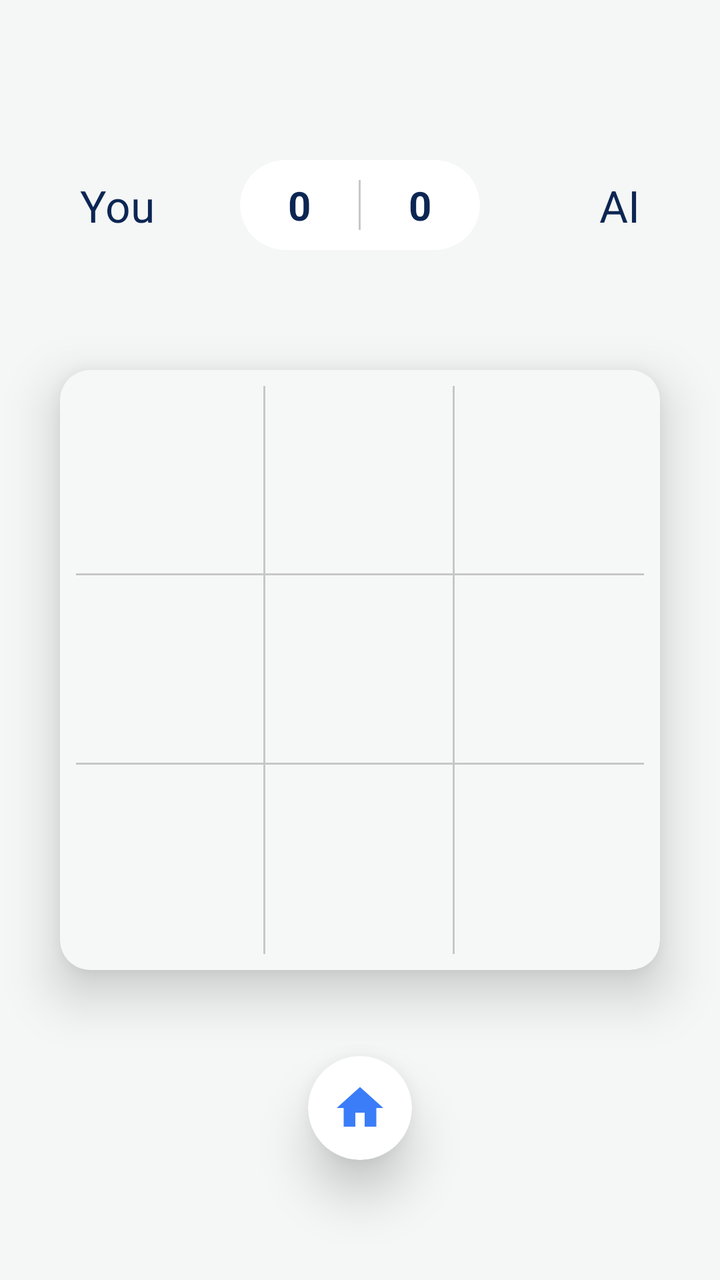
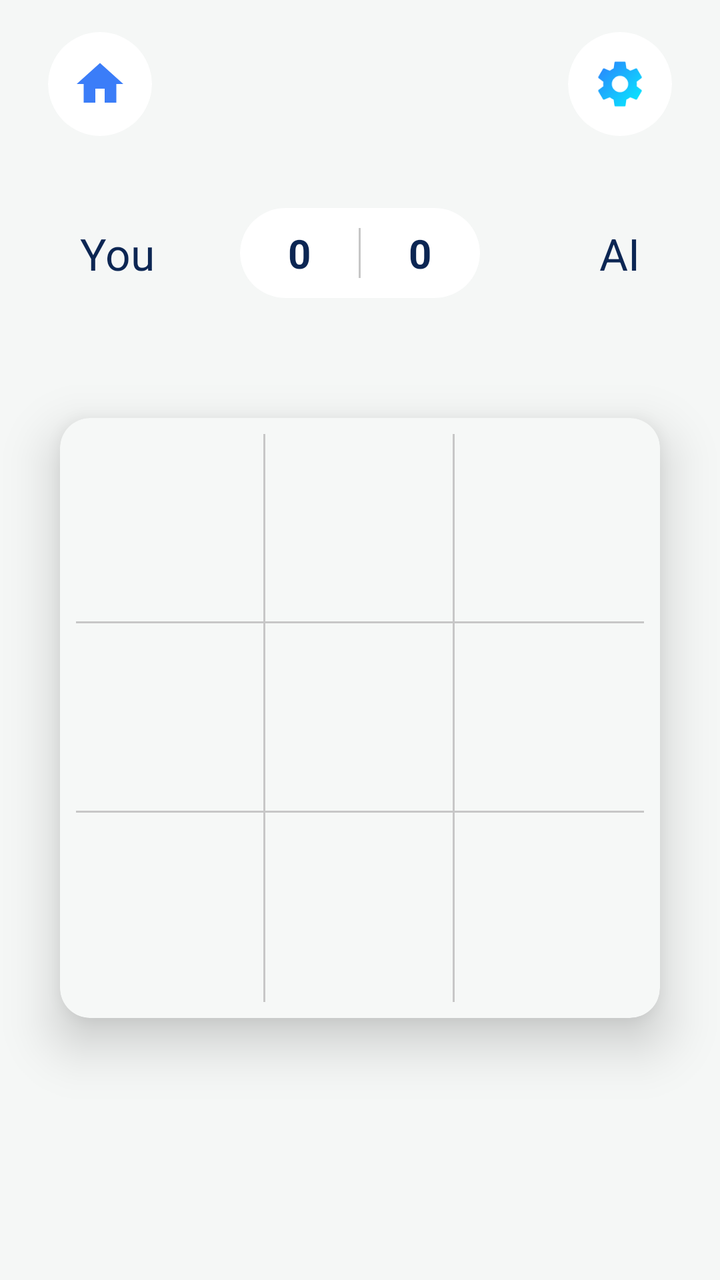

Two renders of the same Android screen: before a commit and after it. Below are the layout's source before the change and the commit's diff.
<!-- AndroidManifest.xml: application theme Theme.TicTacToe -->
<!-- res/layout/activity_game_ai.xml -->
<?xml version="1.0" encoding="utf-8"?>
<androidx.constraintlayout.widget.ConstraintLayout xmlns:android="http://schemas.android.com/apk/res/android"
    xmlns:app="http://schemas.android.com/apk/res-auto"
    xmlns:tools="http://schemas.android.com/tools"
    android:layout_width="match_parent"
    android:layout_height="match_parent"
    android:background="@color/app_background"
    tools:context=".GameAiActivity">

    
    <View
        android:id="@+id/topSpacer"
        android:layout_width="match_parent"
        android:layout_height="80dp"
        app:layout_constraintTop_toTopOf="parent" />

    
    <androidx.constraintlayout.widget.ConstraintLayout
        android:id="@+id/playerHeader"
        android:layout_width="match_parent"
        android:layout_height="wrap_content"
        android:paddingHorizontal="40dp"
        app:layout_constraintTop_toBottomOf="@id/topSpacer">

        <TextView
            android:id="@+id/tvPlayerName"
            android:layout_width="wrap_content"
            android:layout_height="wrap_content"
            android:fontFamily="sans-serif"
            android:text="You"
            android:textColor="@color/dark_navy"
            android:textSize="22sp"
            app:layout_constraintBottom_toBottomOf="parent"
            app:layout_constraintStart_toStartOf="parent"
            app:layout_constraintTop_toTopOf="parent" />

        <com.google.android.material.card.MaterialCardView
            android:id="@+id/scoreCard"
            android:layout_width="120dp"
            android:layout_height="45dp"
            app:cardBackgroundColor="@color/white"
            app:cardCornerRadius="22.5dp"
            app:cardElevation="0dp"
            app:layout_constraintBottom_toBottomOf="parent"
            app:layout_constraintEnd_toEndOf="parent"
            app:layout_constraintStart_toStartOf="parent"
            app:layout_constraintTop_toTopOf="parent"
            app:strokeWidth="0dp">

            <LinearLayout
                android:layout_width="match_parent"
                android:layout_height="match_parent"
                android:gravity="center"
                android:orientation="horizontal">

                <TextView
                    android:id="@+id/tvPlayerScore"
                    android:layout_width="0dp"
                    android:layout_height="wrap_content"
                    android:layout_weight="1"
                    android:gravity="center"
                    android:text="0"
                    android:textColor="@color/dark_navy"
                    android:textSize="20sp"
                    android:textStyle="bold" />

                <View
                    android:layout_width="1dp"
                    android:layout_height="25dp"
                    android:background="@color/divider_gray" />

                <TextView
                    android:id="@+id/tvAiScore"
                    android:layout_width="0dp"
                    android:layout_height="wrap_content"
                    android:layout_weight="1"
                    android:gravity="center"
                    android:text="0"
                    android:textColor="@color/dark_navy"
                    android:textSize="20sp"
                    android:textStyle="bold" />

            </LinearLayout>
        </com.google.android.material.card.MaterialCardView>

        <TextView
            android:id="@+id/tvAiName"
            android:layout_width="wrap_content"
            android:layout_height="wrap_content"
            android:fontFamily="sans-serif"
            android:text="AI"
            android:textColor="@color/dark_navy"
            android:textSize="22sp"
            app:layout_constraintBottom_toBottomOf="parent"
            app:layout_constraintEnd_toEndOf="parent"
            app:layout_constraintTop_toTopOf="parent" />

    </androidx.constraintlayout.widget.ConstraintLayout>

    
    <com.google.android.material.card.MaterialCardView
        android:id="@+id/boardCard"
        android:layout_width="300dp"
        android:layout_height="300dp"
        android:layout_marginTop="60dp"
        app:cardBackgroundColor="#F6F8F7"
        app:cardCornerRadius="15dp"
        app:cardElevation="15dp"
        app:layout_constraintEnd_toEndOf="parent"
        app:layout_constraintStart_toStartOf="parent"
        app:layout_constraintTop_toBottomOf="@id/playerHeader"
        app:strokeWidth="0dp">

        <GridLayout
            android:id="@+id/gridLayout"
            android:layout_width="match_parent"
            android:layout_height="match_parent"
            android:columnCount="3"
            android:padding="8dp"
            android:rowCount="3">

            
            

            <FrameLayout
                android:id="@+id/cell0"
                android:layout_width="0dp"
                android:layout_height="0dp"
                android:layout_rowWeight="1"
                android:layout_columnWeight="1"
                android:background="@drawable/bg_cell_right_bottom">
                <ImageView
                    android:id="@+id/ivCell0"
                    android:layout_width="match_parent"
                    android:layout_height="match_parent"
                    android:padding="15dp"
                    android:scaleType="fitCenter" />
            </FrameLayout>

            <FrameLayout
                android:id="@+id/cell1"
                android:layout_width="0dp"
                android:layout_height="0dp"
                android:layout_rowWeight="1"
                android:layout_columnWeight="1"
                android:background="@drawable/bg_cell_right_bottom">
                <ImageView
                    android:id="@+id/ivCell1"
                    android:layout_width="match_parent"
                    android:layout_height="match_parent"
                    android:padding="15dp"
                    android:scaleType="fitCenter" />
            </FrameLayout>

            <FrameLayout
                android:id="@+id/cell2"
                android:layout_width="0dp"
                android:layout_height="0dp"
                android:layout_rowWeight="1"
                android:layout_columnWeight="1"
                android:background="@drawable/bg_cell_bottom">
                <ImageView
                    android:id="@+id/ivCell2"
                    android:layout_width="match_parent"
                    android:layout_height="match_parent"
                    android:padding="15dp"
                    android:scaleType="fitCenter" />
            </FrameLayout>

            <FrameLayout
                android:id="@+id/cell3"
                android:layout_width="0dp"
                android:layout_height="0dp"
                android:layout_rowWeight="1"
                android:layout_columnWeight="1"
                android:background="@drawable/bg_cell_right_bottom">
                <ImageView
                    android:id="@+id/ivCell3"
                    android:layout_width="match_parent"
                    android:layout_height="match_parent"
                    android:padding="15dp"
                    android:scaleType="fitCenter" />
            </FrameLayout>

            <FrameLayout
                android:id="@+id/cell4"
                android:layout_width="0dp"
                android:layout_height="0dp"
                android:layout_rowWeight="1"
                android:layout_columnWeight="1"
                android:background="@drawable/bg_cell_right_bottom">
                <ImageView
                    android:id="@+id/ivCell4"
                    android:layout_width="match_parent"
                    android:layout_height="match_parent"
                    android:padding="15dp"
                    android:scaleType="fitCenter" />
            </FrameLayout>

            <FrameLayout
                android:id="@+id/cell5"
                android:layout_width="0dp"
                android:layout_height="0dp"
                android:layout_rowWeight="1"
                android:layout_columnWeight="1"
                android:background="@drawable/bg_cell_bottom">
                <ImageView
                    android:id="@+id/ivCell5"
                    android:layout_width="match_parent"
                    android:layout_height="match_parent"
                    android:padding="15dp"
                    android:scaleType="fitCenter" />
            </FrameLayout>

            <FrameLayout
                android:id="@+id/cell6"
                android:layout_width="0dp"
                android:layout_height="0dp"
                android:layout_rowWeight="1"
                android:layout_columnWeight="1"
                android:background="@drawable/bg_cell_right">
                <ImageView
                    android:id="@+id/ivCell6"
                    android:layout_width="match_parent"
                    android:layout_height="match_parent"
                    android:padding="15dp"
                    android:scaleType="fitCenter" />
            </FrameLayout>

            <FrameLayout
                android:id="@+id/cell7"
                android:layout_width="0dp"
                android:layout_height="0dp"
                android:layout_rowWeight="1"
                android:layout_columnWeight="1"
                android:background="@drawable/bg_cell_right">
                <ImageView
                    android:id="@+id/ivCell7"
                    android:layout_width="match_parent"
                    android:layout_height="match_parent"
                    android:padding="15dp"
                    android:scaleType="fitCenter" />
            </FrameLayout>

            <FrameLayout
                android:id="@+id/cell8"
                android:layout_width="0dp"
                android:layout_height="0dp"
                android:layout_rowWeight="1"
                android:layout_columnWeight="1"
                android:background="@drawable/bg_cell_none">
                <ImageView
                    android:id="@+id/ivCell8"
                    android:layout_width="match_parent"
                    android:layout_height="match_parent"
                    android:padding="15dp"
                    android:scaleType="fitCenter" />
            </FrameLayout>

        </GridLayout>

    </com.google.android.material.card.MaterialCardView>

    
    <com.google.android.material.card.MaterialCardView
        android:id="@+id/btnHome"
        android:layout_width="52dp"
        android:layout_height="52dp"
        android:layout_marginBottom="60dp"
        android:clickable="true"
        android:focusable="true"
        app:cardBackgroundColor="@color/white"
        app:cardCornerRadius="26dp"
        app:cardElevation="15dp"
        app:layout_constraintBottom_toBottomOf="parent"
        app:layout_constraintEnd_toEndOf="parent"
        app:layout_constraintStart_toStartOf="parent"
        app:strokeWidth="0dp">

        <ImageView
            android:layout_width="28dp"
            android:layout_height="28dp"
            android:layout_gravity="center"
            android:contentDescription="Home"
            android:src="@drawable/ic_home"
            app:tint="@color/primary_blue" />

    </com.google.android.material.card.MaterialCardView>

</androidx.constraintlayout.widget.ConstraintLayout>
<!-- resources referenced by this layout -->
<resources>
  <color name="app_background">#F5F7F6</color>
  <color name="dark_navy">#0C2653</color>
  <color name="divider_gray">#C7C7C7</color>
  <color name="primary_blue">#3B7DF8</color>
  <color name="white">#FFFFFFFF</color>
  <!-- drawable bg_cell_bottom (drawable) -->
  <?xml version="1.0" encoding="utf-8"?>
  <layer-list xmlns:android="http://schemas.android.com/apk/res/android">
      <item>
          <shape>
              <solid android:color="#C7C7C7" />
          </shape>
      </item>
      <item android:bottom="1dp">
          <shape>
              <solid android:color="#F6F8F7" />
          </shape>
      </item>
  </layer-list>
  <!-- drawable bg_cell_none (drawable) -->
  <?xml version="1.0" encoding="utf-8"?>
  <shape xmlns:android="http://schemas.android.com/apk/res/android">
      <solid android:color="#F6F8F7" />
  </shape>
  <!-- drawable bg_cell_right (drawable) -->
  <?xml version="1.0" encoding="utf-8"?>
  <layer-list xmlns:android="http://schemas.android.com/apk/res/android">
      <item>
          <shape>
              <solid android:color="#C7C7C7" />
          </shape>
      </item>
      <item android:right="1dp">
          <shape>
              <solid android:color="#F6F8F7" />
          </shape>
      </item>
  </layer-list>
  <!-- drawable ic_home (drawable) -->
  <vector xmlns:android="http://schemas.android.com/apk/res/android"
      android:width="24dp"
      android:height="24dp"
      android:viewportWidth="24"
      android:viewportHeight="24"
      android:tint="@color/white">
      <path
          android:fillColor="@android:color/white"
          android:pathData="M10,20v-6h4v6h5v-8h3L12,3 2,12h3v8z" />
  </vector>
  <style name="Theme.TicTacToe" parent="Base.Theme.TicTacToe" />
  <style name="Base.Theme.TicTacToe" parent="Theme.Material3.DayNight.NoActionBar">
          
          <item name="android:windowBackground">@color/app_background</item>
          <item name="android:statusBarColor">@color/app_background</item>
          <item name="android:windowLightStatusBar">true</item>
          <item name="android:navigationBarColor">@color/app_background</item>
      </style>
  <!-- unchanged entries left out for length: 1 -->
</resources>

<!-- the commit's change to res/layout/activity_game_ai.xml (unified diff, before → after) -->
@@ -7,12 +7,63 @@
     android:background="@color/app_background"
     tools:context=".GameAiActivity">
 
-    
-    <View
-        android:id="@+id/topSpacer"
+    <androidx.constraintlayout.widget.ConstraintLayout
+        android:id="@+id/headerLayout"
         android:layout_width="match_parent"
-        android:layout_height="80dp"
-        app:layout_constraintTop_toTopOf="parent" />
+        android:layout_height="wrap_content"
+        android:background="@color/app_background"
+        android:paddingHorizontal="24dp"
+        android:paddingVertical="16dp"
+        app:layout_constraintTop_toTopOf="parent">
+
+        <com.google.android.material.card.MaterialCardView
+            android:id="@+id/btnHeaderHome"
+            android:layout_width="52dp"
+            android:layout_height="52dp"
+            android:clickable="true"
+            android:focusable="true"
+            app:cardBackgroundColor="@color/white"
+            app:cardCornerRadius="26dp"
+            app:cardElevation="0dp"
+            app:layout_constraintBottom_toBottomOf="parent"
+            app:layout_constraintStart_toStartOf="parent"
+            app:layout_constraintTop_toTopOf="parent"
+            app:strokeWidth="0dp">
+
+            <ImageView
+                android:layout_width="28dp"
+                android:layout_height="28dp"
+                android:layout_gravity="center"
+                android:contentDescription="Home"
+                android:src="@drawable/ic_home"
+                app:tint="@color/primary_blue" />
+
+        </com.google.android.material.card.MaterialCardView>
+
+        <com.google.android.material.card.MaterialCardView
+            android:id="@+id/btnHeaderSettings"
+            android:layout_width="52dp"
+            android:layout_height="52dp"
+            android:clickable="true"
+            android:focusable="true"
+            app:cardBackgroundColor="@color/white"
+            app:cardCornerRadius="26dp"
+            app:cardElevation="0dp"
+            app:layout_constraintBottom_toBottomOf="parent"
+            app:layout_constraintEnd_toEndOf="parent"
+            app:layout_constraintTop_toTopOf="parent"
+            app:strokeWidth="0dp">
+
+            <ImageView
+                android:layout_width="28dp"
+                android:layout_height="28dp"
+                android:layout_gravity="center"
+                android:contentDescription="@string/content_desc_settings"
+                android:src="@drawable/ic_settings_gear" />
+
+        </com.google.android.material.card.MaterialCardView>
+
+    </androidx.constraintlayout.widget.ConstraintLayout>
 
     
     <androidx.constraintlayout.widget.ConstraintLayout
@@ -20,7 +71,8 @@
         android:layout_width="match_parent"
         android:layout_height="wrap_content"
         android:paddingHorizontal="40dp"
-        app:layout_constraintTop_toBottomOf="@id/topSpacer">
+        android:layout_marginTop="20dp"
+        app:layout_constraintTop_toBottomOf="@id/headerLayout">
 
         <TextView
             android:id="@+id/tvPlayerName"
@@ -261,30 +313,5 @@
 
     </com.google.android.material.card.MaterialCardView>
 
-    
-    <com.google.android.material.card.MaterialCardView
-        android:id="@+id/btnHome"
-        android:layout_width="52dp"
-        android:layout_height="52dp"
-        android:layout_marginBottom="60dp"
-        android:clickable="true"
-        android:focusable="true"
-        app:cardBackgroundColor="@color/white"
-        app:cardCornerRadius="26dp"
-        app:cardElevation="15dp"
-        app:layout_constraintBottom_toBottomOf="parent"
-        app:layout_constraintEnd_toEndOf="parent"
-        app:layout_constraintStart_toStartOf="parent"
-        app:strokeWidth="0dp">
-
-        <ImageView
-            android:layout_width="28dp"
-            android:layout_height="28dp"
-            android:layout_gravity="center"
-            android:contentDescription="Home"
-            android:src="@drawable/ic_home"
-            app:tint="@color/primary_blue" />
-
-    </com.google.android.material.card.MaterialCardView>
 
 </androidx.constraintlayout.widget.ConstraintLayout>
<!-- resource entries referenced after the edit -->
@@ -49,6 +49,29 @@
           android:fillColor="@android:color/white"
           android:pathData="M10,20v-6h4v6h5v-8h3L12,3 2,12h3v8z" />
   </vector>
+  <!-- drawable ic_settings_gear (drawable) -->
+  <vector xmlns:android="http://schemas.android.com/apk/res/android"
+      xmlns:aapt="http://schemas.android.com/aapt"
+      android:width="24dp"
+      android:height="24dp"
+      android:viewportWidth="24"
+      android:viewportHeight="24">
+      <path
+          android:pathData="M19.14,12.94c0.04,-0.3 0.06,-0.61 0.06,-0.94c0,-0.32 -0.02,-0.64 -0.07,-0.94l2.03,-1.58c0.18,-0.14 0.23,-0.41 0.12,-0.61l-1.92,-3.32c-0.12,-0.22 -0.37,-0.29 -0.59,-0.22l-2.39,0.96c-0.5,-0.38 -1.03,-0.7 -1.62,-0.94L14.4,2.81c-0.04,-0.24 -0.24,-0.41 -0.48,-0.41h-3.84c-0.24,0 -0.43,0.17 -0.47,0.41L9.25,5.35C8.66,5.59 8.12,5.92 7.63,6.29L5.24,5.33c-0.22,-0.08 -0.47,0 -0.59,0.22L2.74,8.87C2.62,9.08 2.66,9.34 2.84,9.48l2.03,1.58C4.82,11.36 4.8,11.68 4.8,12c0,0.32 0.02,0.64 0.07,0.94l-2.03,1.58c-0.18,0.14 -0.23,0.41 -0.12,0.61l1.92,3.32c0.12,0.22 0.37,0.29 0.59,0.22l2.39,-0.96c0.5,0.38 1.03,0.7 1.62,0.94l0.36,2.54c0.05,0.24 0.24,0.41 0.48,0.41h3.84c0.24,0 0.44,-0.17 0.47,-0.41l0.36,-2.54c0.59,-0.24 1.13,-0.56 1.62,-0.94l2.39,0.96c0.22,0.08 0.47,0 0.59,-0.22l1.92,-3.32c0.12,-0.22 0.07,-0.47 -0.12,-0.61L19.14,12.94zM12,15.5c-1.93,0 -3.5,-1.57 -3.5,-3.5s1.57,-3.5 3.5,-3.5s3.5,1.57 3.5,3.5S13.93,15.5 12,15.5z">
+          <aapt:attr name="android:fillColor">
+              <gradient
+                  android:startX="0"
+                  android:startY="0"
+                  android:endX="24"
+                  android:endY="24"
+                  android:type="linear">
+                  <item android:offset="0" android:color="#3271FC" />
+                  <item android:offset="1" android:color="#00FFFF" />
+              </gradient>
+          </aapt:attr>
+      </path>
+  </vector>
+  <string name="content_desc_settings">Settings</string>
   <style name="Theme.TicTacToe" parent="Base.Theme.TicTacToe" />
   <style name="Base.Theme.TicTacToe" parent="Theme.Material3.DayNight.NoActionBar">
           
